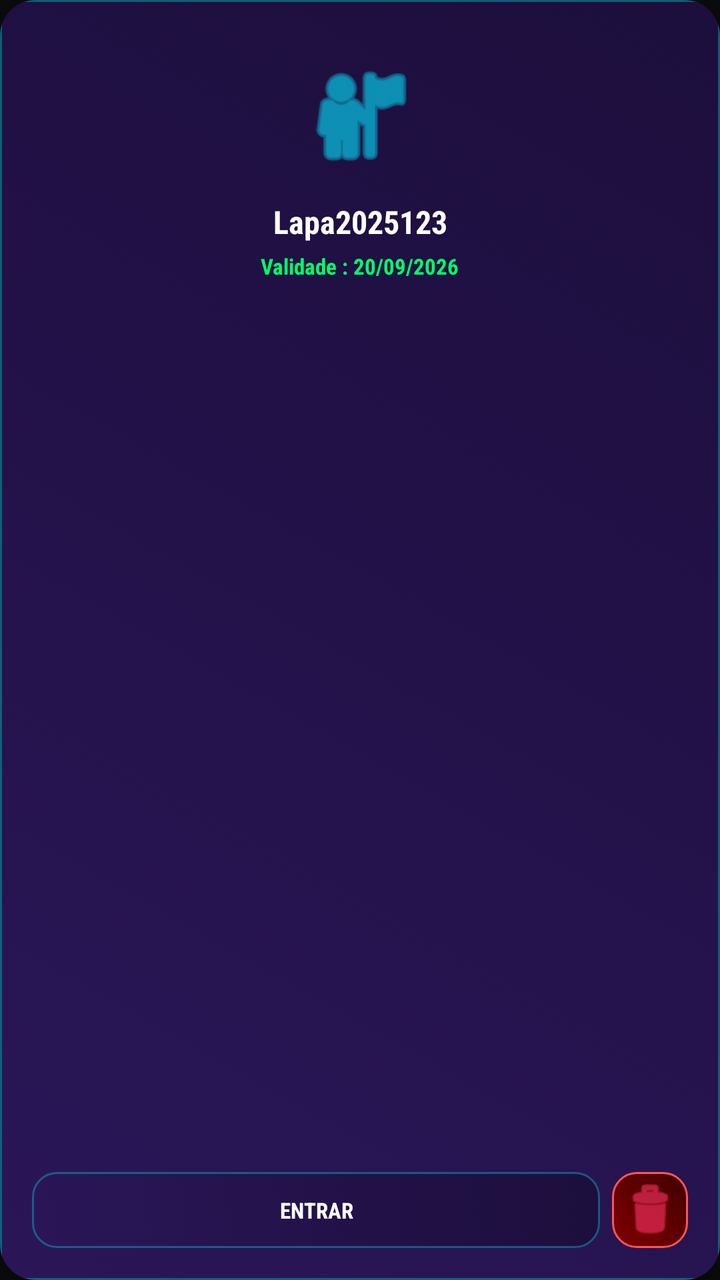
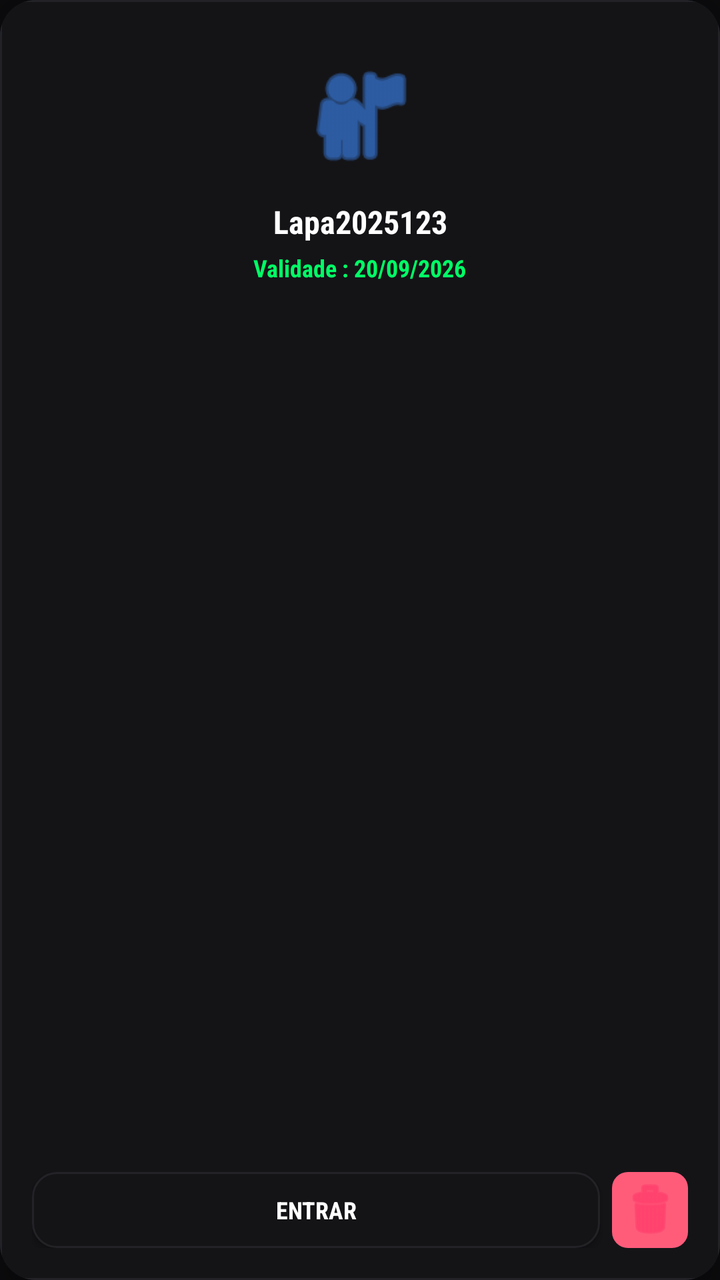

Before-and-after screenshots of an Android layout around one commit, followed by the original layout XML and the change that was made.
<!-- AndroidManifest.xml: application theme AppTheme -->
<!-- res/layout/item_user_card.xml -->
<?xml version="1.0" encoding="utf-8"?>
<androidx.cardview.widget.CardView xmlns:android="http://schemas.android.com/apk/res/android"
    xmlns:app="http://schemas.android.com/apk/res-auto"
    android:id="@+id/cardUser"
    android:layout_width="220dp"
    android:layout_height="220dp"
    android:layout_margin="14dp"
    app:cardCornerRadius="18dp"
    app:cardBackgroundColor="#121D33"
    app:cardElevation="8dp"
    android:focusable="true"
    android:clickable="true"
    android:foreground="?attr/selectableItemBackground"
    android:stateListAnimator="@animator/selector_item_scale">

    <RelativeLayout
        android:layout_width="match_parent"
        android:layout_height="match_parent"
        android:padding="16dp"
        android:background="@drawable/bg_button_neon">

        <ImageView
            android:id="@+id/ivUserAvatar"
            android:layout_width="60dp"
            android:layout_height="60dp"
            android:layout_centerHorizontal="true"
            android:layout_marginTop="12dp"
            android:src="@android:drawable/ic_menu_myplaces"
            app:tint="#00E5FF" />

        <TextView
            android:id="@+id/tvUsername"
            android:layout_width="match_parent"
            android:layout_height="wrap_content"
            android:layout_below="@id/ivUserAvatar"
            android:layout_centerHorizontal="true"
            android:layout_marginTop="12dp"
            android:text="Lapa2025123"
            android:textColor="@color/text_primary"
            android:textSize="16sp"
            android:textStyle="bold"
            android:gravity="center"
            android:ellipsize="end"
            android:maxLines="1" />

        <TextView
            android:id="@+id/tvUserVencimento"
            android:layout_width="wrap_content"
            android:layout_height="wrap_content"
            android:layout_below="@id/tvUsername"
            android:layout_centerHorizontal="true"
            android:layout_marginTop="4dp"
            android:text="Validade : 20/09/2026"
            android:textColor="#00FF66"
            android:textSize="11sp"
            android:textStyle="bold" />

        <LinearLayout
            android:layout_width="match_parent"
            android:layout_height="wrap_content"
            android:layout_alignParentBottom="true"
            android:orientation="horizontal"
            android:gravity="center">

            <Button
                android:id="@+id/btnUserLogin"
                android:layout_width="0dp"
                android:layout_height="38dp"
                android:layout_weight="1"
                android:layout_marginEnd="6dp"
                android:background="@drawable/bg_button_neon"
                android:text="ENTRAR"
                android:textColor="@color/text_primary"
                android:textSize="11sp"
                android:textStyle="bold" />

            <ImageButton
                android:id="@+id/btnUserDelete"
                android:layout_width="38dp"
                android:layout_height="38dp"
                android:background="@drawable/bg_button_exit"
                android:src="@android:drawable/ic_menu_delete"
                app:tint="#FF3366"
                android:contentDescription="Remover Conta" />
        </LinearLayout>
    </RelativeLayout>
</androidx.cardview.widget.CardView>
<!-- resources referenced by this layout -->
<resources>
  <color name="text_primary">#FFFFFF</color>
  <!-- drawable bg_button_exit (drawable) -->
  <?xml version="1.0" encoding="utf-8"?>
  <selector xmlns:android="http://schemas.android.com/apk/res/android">
      <item android:state_focused="true">
          <shape android:shape="rectangle">
              <solid android:color="#FF5555"/>
              <corners android:radius="12dp"/>
              <stroke android:width="3dp" android:color="#FF0000"/>
          </shape>
      </item>
      <item>
          <shape android:shape="rectangle">
              <gradient android:startColor="#800000" android:endColor="#400000" android:angle="45"/>
              <corners android:radius="12dp"/>
              <stroke android:width="1dp" android:color="#FF5555"/>
          </shape>
      </item>
  </selector>
  <!-- drawable bg_button_neon (drawable) -->
  <?xml version="1.0" encoding="utf-8"?>
  <selector xmlns:android="http://schemas.android.com/apk/res/android">
      <item android:state_focused="true">
          <shape android:shape="rectangle">
              <solid android:color="#8000FFFF"/>
              <corners android:radius="12dp"/>
              <stroke android:width="4dp" android:color="#FFFFFF"/>
          </shape>
      </item>
      <item>
          <shape android:shape="rectangle">
              <gradient android:startColor="#2A1658" android:endColor="#1C0E3C" android:angle="45"/>
              <corners android:radius="12dp"/>
              <stroke android:width="1dp" android:color="#4D00FFFF"/>
          </shape>
      </item>
  </selector>
  <style name="AppTheme" parent="Theme.AppCompat.NoActionBar">
          <item name="android:fontFamily">sans-serif-condensed</item>
          <item name="android:windowAnimationStyle">@style/AppWindowTransition</item>
          <item name="android:windowBackground">@color/bg_primary</item>
          <item name="colorPrimary">@color/bg_elevated</item>
          <item name="colorPrimaryDark">@color/bg_primary</item>
          <item name="colorAccent">@color/accent</item>
          <item name="android:textColorPrimary">@color/text_primary</item>
          <item name="android:textColorSecondary">@color/text_secondary</item>
      </style>
  <style name="AppWindowTransition" parent="android:Animation.Activity">
          <item name="android:activityOpenEnterAnimation">@anim/fade_in</item>
          <item name="android:activityOpenExitAnimation">@anim/fade_out</item>
          <item name="android:activityCloseEnterAnimation">@anim/fade_in</item>
          <item name="android:activityCloseExitAnimation">@anim/fade_out</item>
      </style>
  <color name="bg_primary">#0B0B0D</color>
  <color name="bg_elevated">#1A1A1C</color>
  <color name="accent">#3D8BFF</color>
  <color name="text_secondary">#9B9BA1</color>
</resources>

<!-- the commit's change to res/layout/item_user_card.xml (unified diff, before → after) -->
@@ -26,7 +26,7 @@
             android:layout_centerHorizontal="true"
             android:layout_marginTop="12dp"
             android:src="@android:drawable/ic_menu_myplaces"
-            app:tint="#00E5FF" />
+            app:tint="@color/accent" />
 
         <TextView
             android:id="@+id/tvUsername"
@@ -37,7 +37,7 @@
             android:layout_marginTop="12dp"
             android:text="Lapa2025123"
             android:textColor="@color/text_primary"
-            android:textSize="16sp"
+            android:textSize="@dimen/text_item"
             android:textStyle="bold"
             android:gravity="center"
             android:ellipsize="end"
@@ -52,7 +52,7 @@
             android:layout_marginTop="4dp"
             android:text="Validade : 20/09/2026"
             android:textColor="#00FF66"
-            android:textSize="11sp"
+            android:textSize="@dimen/text_label"
             android:textStyle="bold" />
 
         <LinearLayout
@@ -71,7 +71,7 @@
                 android:background="@drawable/bg_button_neon"
                 android:text="ENTRAR"
                 android:textColor="@color/text_primary"
-                android:textSize="11sp"
+                android:textSize="@dimen/text_label"
                 android:textStyle="bold" />
 
             <ImageButton
<!-- resource entries referenced after the edit -->
@@ -1,39 +1,30 @@
 <!-- resources referenced by this layout -->
 <resources>
   <color name="text_primary">#FFFFFF</color>
+  <dimen name="text_item">16sp</dimen>
+  <dimen name="text_label">12sp</dimen>
   <!-- drawable bg_button_exit (drawable) -->
   <?xml version="1.0" encoding="utf-8"?>
-  <selector xmlns:android="http://schemas.android.com/apk/res/android">
-      <item android:state_focused="true">
-          <shape android:shape="rectangle">
-              <solid android:color="#FF5555"/>
-              <corners android:radius="12dp"/>
-              <stroke android:width="3dp" android:color="#FF0000"/>
-          </shape>
-      </item>
-      <item>
-          <shape android:shape="rectangle">
-              <gradient android:startColor="#800000" android:endColor="#400000" android:angle="45"/>
-              <corners android:radius="12dp"/>
-              <stroke android:width="1dp" android:color="#FF5555"/>
-          </shape>
-      </item>
-  </selector>
+  <shape xmlns:android="http://schemas.android.com/apk/res/android"
+      android:shape="rectangle">
+      <solid android:color="@color/status_danger"/>
+      <corners android:radius="@dimen/radius_cta"/>
+  </shape>
   <!-- drawable bg_button_neon (drawable) -->
   <?xml version="1.0" encoding="utf-8"?>
   <selector xmlns:android="http://schemas.android.com/apk/res/android">
       <item android:state_focused="true">
           <shape android:shape="rectangle">
-              <solid android:color="#8000FFFF"/>
-              <corners android:radius="12dp"/>
-              <stroke android:width="4dp" android:color="#FFFFFF"/>
+              <solid android:color="@color/accent_wash"/>
+              <corners android:radius="@dimen/radius_card"/>
+              <stroke android:width="@dimen/focus_stroke" android:color="@color/accent"/>
           </shape>
       </item>
       <item>
           <shape android:shape="rectangle">
-              <gradient android:startColor="#2A1658" android:endColor="#1C0E3C" android:angle="45"/>
-              <corners android:radius="12dp"/>
-              <stroke android:width="1dp" android:color="#4D00FFFF"/>
+              <solid android:color="@color/bg_elevated"/>
+              <corners android:radius="@dimen/radius_card"/>
+              <stroke android:width="1dp" android:color="@color/surface_line"/>
           </shape>
       </item>
   </selector>
@@ -47,6 +38,11 @@
           <item name="android:textColorPrimary">@color/text_primary</item>
           <item name="android:textColorSecondary">@color/text_secondary</item>
       </style>
+  <color name="status_danger">#FF5C7A</color>
+  <dimen name="radius_cta">8dp</dimen>
+  <color name="accent_wash">#1A3D8BFF</color>
+  <dimen name="radius_card">12dp</dimen>
+  <dimen name="focus_stroke">2dp</dimen>
   <style name="AppWindowTransition" parent="android:Animation.Activity">
           <item name="android:activityOpenEnterAnimation">@anim/fade_in</item>
           <item name="android:activityOpenExitAnimation">@anim/fade_out</item>
@@ -54,7 +50,8 @@
           <item name="android:activityCloseExitAnimation">@anim/fade_out</item>
       </style>
   <color name="bg_primary">#0B0B0D</color>
-  <color name="bg_elevated">#1A1A1C</color>
+  <color name="bg_elevated">#141417</color>
+  <color name="surface_line">#232327</color>
   <color name="accent">#3D8BFF</color>
   <color name="text_secondary">#9B9BA1</color>
 </resources>
